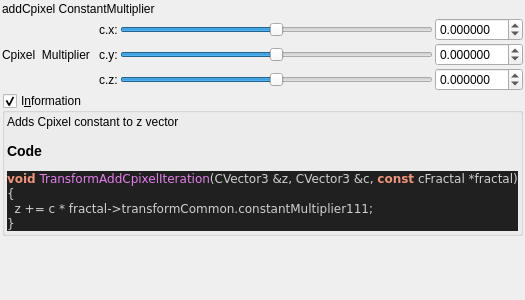
Qt form mandelbulber2/qt_data/fractal_transf_add_Cpixel.ui (buddhi1980/mandelbulber2) before a commit.
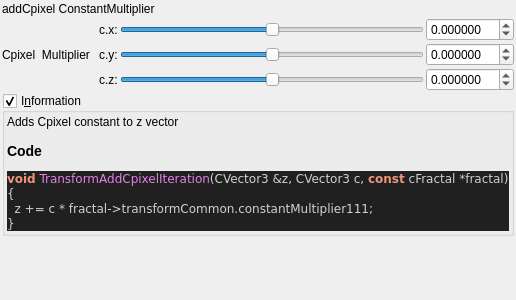
The same form after that commit. Custom widgets are drawn as their Qt base class.

```diff
--- a/mandelbulber2/qt_data/fractal_transf_add_Cpixel.ui
+++ b/mandelbulber2/qt_data/fractal_transf_add_Cpixel.ui
@@ -267,7 +267,7 @@
 &lt;/table&gt;
 &lt;h3&gt;Code&lt;/h3&gt;
 &lt;body style=&quot;background-color:#202020&quot;&gt;
-&lt;pre style=&quot;color:#d0d0d0; background-color:#202020;  font-family:'Courier New',monospace;&quot;&gt;&lt;span style=&quot;color:#f09479; font-weight:bold&quot;&gt;void&lt;/span&gt; &lt;span style=&quot;color:#e47eed&quot;&gt;TransformAddCpixelIteration&lt;/span&gt;&lt;span style=&quot;color:#d0d0d0&quot;&gt;(&lt;/span&gt;CVector3 &lt;span style=&quot;color:#d0d0d0&quot;&gt;&amp;amp;&lt;/span&gt;z&lt;span style=&quot;color:#d0d0d0&quot;&gt;,&lt;/span&gt; CVector3 &lt;span style=&quot;color:#d0d0d0&quot;&gt;&amp;amp;&lt;/span&gt;c&lt;span style=&quot;color:#d0d0d0&quot;&gt;,&lt;/span&gt; &lt;span style=&quot;color:#f09479; font-weight:bold&quot;&gt;const&lt;/span&gt; cFractal &lt;span style=&quot;color:#d0d0d0&quot;&gt;*&lt;/span&gt;fractal&lt;span style=&quot;color:#d0d0d0&quot;&gt;)&lt;/span&gt;
+&lt;pre style=&quot;color:#d0d0d0; background-color:#202020;  font-family:'Courier New',monospace;&quot;&gt;&lt;span style=&quot;color:#f09479; font-weight:bold&quot;&gt;void&lt;/span&gt; &lt;span style=&quot;color:#e47eed&quot;&gt;TransformAddCpixelIteration&lt;/span&gt;&lt;span style=&quot;color:#d0d0d0&quot;&gt;(&lt;/span&gt;CVector3 &lt;span style=&quot;color:#d0d0d0&quot;&gt;&amp;amp;&lt;/span&gt;z&lt;span style=&quot;color:#d0d0d0&quot;&gt;,&lt;/span&gt; CVector3 c&lt;span style=&quot;color:#d0d0d0&quot;&gt;,&lt;/span&gt; &lt;span style=&quot;color:#f09479; font-weight:bold&quot;&gt;const&lt;/span&gt; cFractal &lt;span style=&quot;color:#d0d0d0&quot;&gt;*&lt;/span&gt;fractal&lt;span style=&quot;color:#d0d0d0&quot;&gt;)&lt;/span&gt;
 &lt;span style=&quot;color:#d0d0d0&quot;&gt;{&lt;/span&gt;
   z &lt;span style=&quot;color:#d0d0d0&quot;&gt;+=&lt;/span&gt; c &lt;span style=&quot;color:#d0d0d0&quot;&gt;*&lt;/span&gt; fractal&lt;span style=&quot;color:#d0d0d0&quot;&gt;-&amp;gt;&lt;/span&gt;transformCommon&lt;span style=&quot;color:#d0d0d0&quot;&gt;.&lt;/span&gt;constantMultiplier111&lt;span style=&quot;color:#d0d0d0&quot;&gt;;&lt;/span&gt;
 &lt;span style=&quot;color:#d0d0d0&quot;&gt;}&lt;/span&gt;
```
